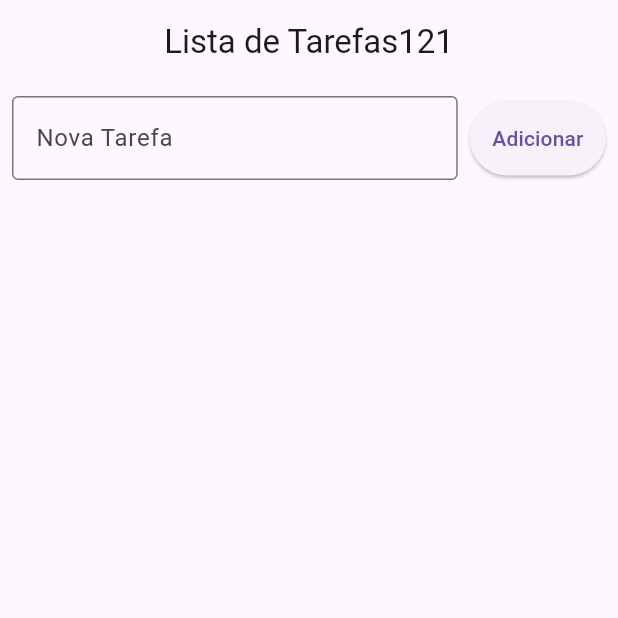
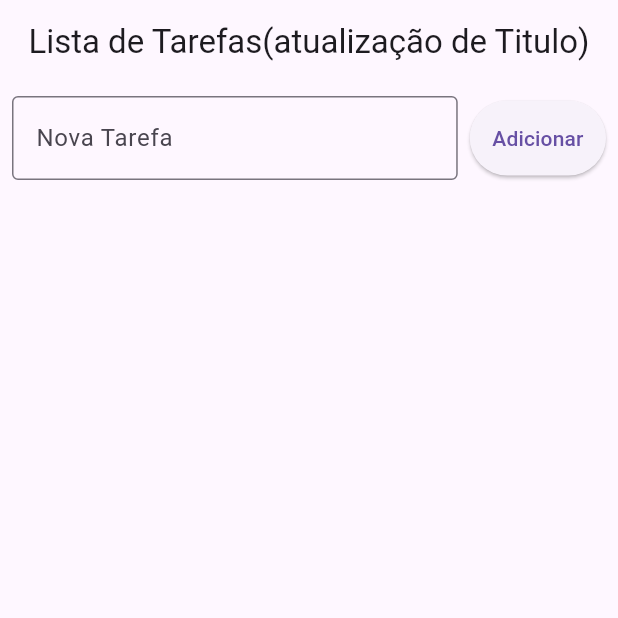
Before and after one commit to KevinSilva121/ToDoList_LocalStorageBrowser, a Flutter app: the screen it shows after launch, on a phone screen of 412 x 824 dp, the top half of it. Run offline on Flutter 3.47's test engine with Material 3 defaults, Android fonts, the phone set to English and light mode, and no system bars; our stand-ins replace shared_preferences.

Commit message:
update titulo

```diff
--- a/meu_primeiro_app/lib/main.dart
+++ b/meu_primeiro_app/lib/main.dart
@@ -127,7 +127,7 @@ class _TodoListScreenState extends State<TodoListScreen> {
   Widget build(BuildContext context) {
     return Scaffold(
       appBar: AppBar(
-        title: const Text('Lista de Tarefas121'),
+        title: const Text('Lista de Tarefas(atualização de Titulo)'),
         centerTitle: true,
       ),
       body: Column(
```
